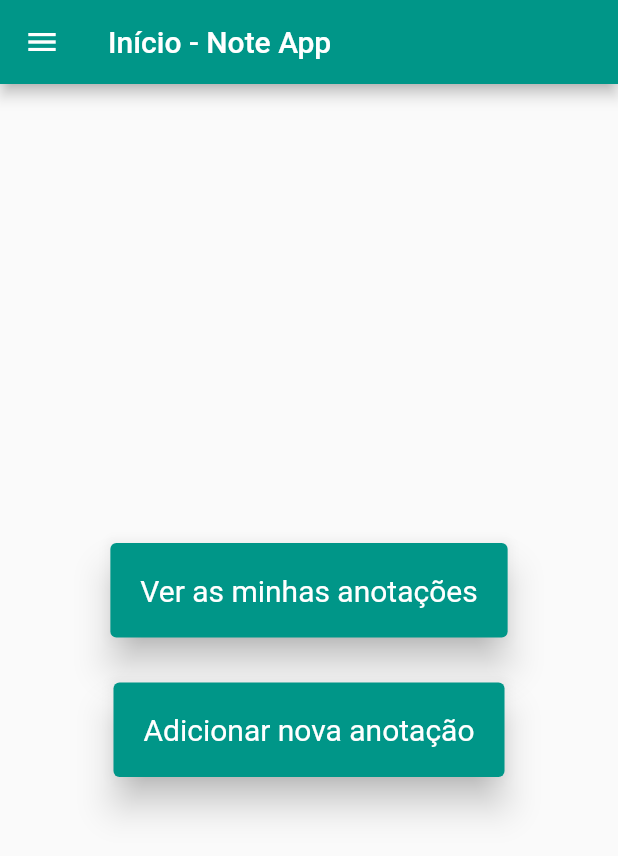
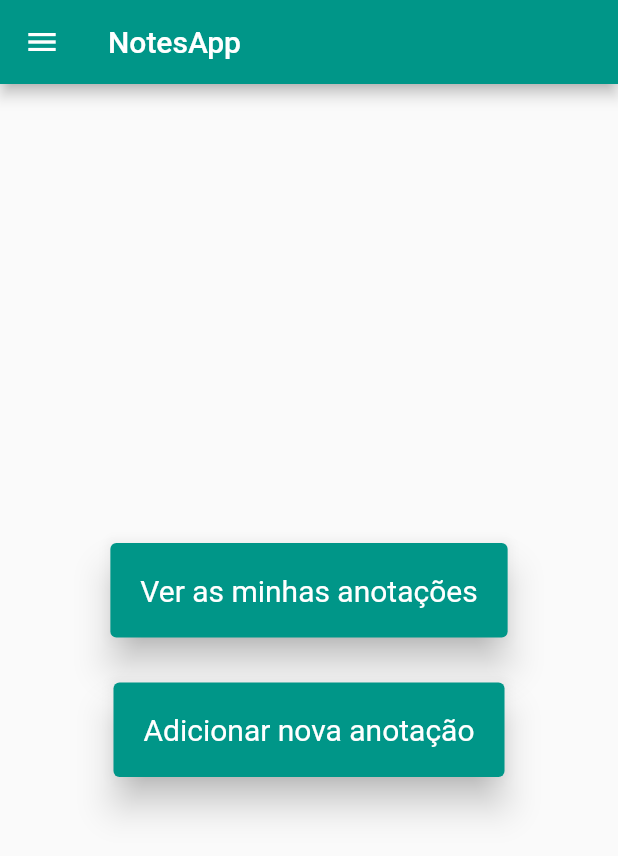
Before and after one commit to adson-matheus/NotesApp, a Flutter app: the screen it shows after launch, on a phone screen of 412 x 824 dp. Shown: the top 856 px of the screen. Run offline on Flutter 3.47's test engine with Material 2 defaults, Android fonts, the phone set to English and light mode, and no system bars.

Commit message:
nome do app na pagina inicial

```diff
--- a/lib/principal.dart
+++ b/lib/principal.dart
@@ -20,7 +20,9 @@ class Principal extends StatelessWidget {
 }
 
 class MainPage extends StatelessWidget {
-  const MainPage({
+  final _title =
+      Text('NotesApp', style: TextStyle(fontSize: 20, color: Colors.white));
+  MainPage({
     Key? key,
   }) : super(key: key);
 
@@ -28,10 +30,7 @@ class MainPage extends StatelessWidget {
   Widget build(BuildContext context) => Scaffold(
         drawer: const LateralPage(),
         appBar: AppBar(
-          title: const Text(
-            'Início - Note App',
-            style: TextStyle(fontSize: 20, color: Colors.white),
-          ),
+          title: _title,
         ),
         body: SizedBox(
           width: double.infinity,
--- a/lib/routes.dart
+++ b/lib/routes.dart
@@ -10,7 +10,7 @@ import 'nova_anotacao.dart';
 Route<dynamic> generateRoute(RouteSettings settings) {
   switch (settings.name) {
     case '/':
-      return MaterialPageRoute(builder: (_) => const MainPage());
+      return MaterialPageRoute(builder: (_) => MainPage());
     case '/list_anotacao':
       return MaterialPageRoute(builder: (_) => const Anotacao());
     case '/add_anotacao':
@@ -24,6 +24,6 @@ Route<dynamic> generateRoute(RouteSettings settings) {
       var index = settings.arguments as int;
       return MaterialPageRoute(builder: (_) => EditNote(index: index));
     default:
-      return MaterialPageRoute(builder: (_) => const MainPage());
+      return MaterialPageRoute(builder: (_) => MainPage());
   }
 }
```
